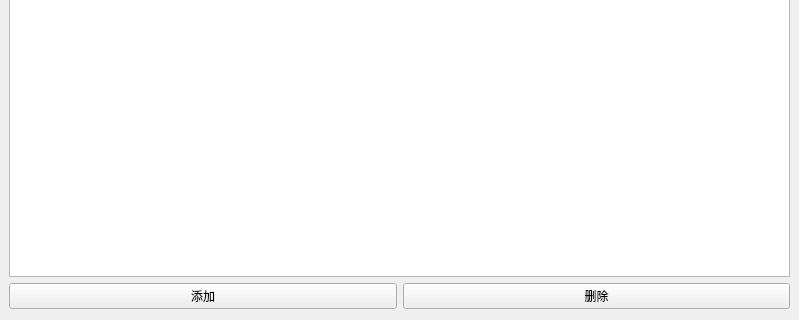
Qt form src/ui/mainwindow.ui (ZhReimu/AddressBook) before a commit; both pictures show x 0 to 799 and y 280 to 600 of the 799 by 600 pixel window.
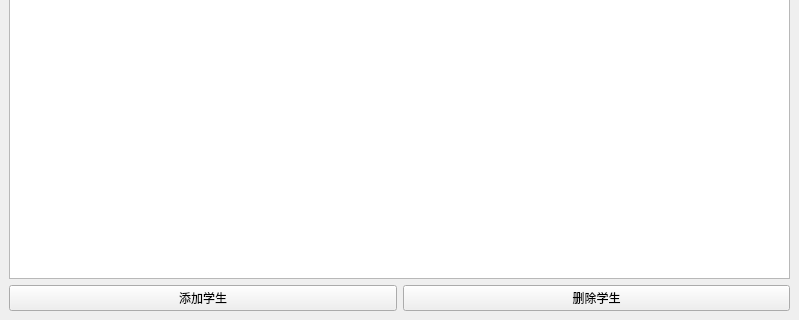
The same form after that commit.

Commit message: 实现 通讯录的 增加、删除、修改、保存、读取 以及一堆小细节

```diff
--- a/src/ui/mainwindow.ui
+++ b/src/ui/mainwindow.ui
@@ -14,15 +14,8 @@
    <string>MainWindow</string>
   </property>
   <widget class="QWidget" name="centralwidget">
-   <widget class="QWidget" name="verticalLayoutWidget">
-    <property name="geometry">
-     <rect>
-      <x>9</x>
-      <y>9</y>
-      <width>781</width>
-      <height>561</height>
-     </rect>
-    </property>
+            <layout class="QVBoxLayout" name="verticalLayout_2">
+                <item>
     <layout class="QVBoxLayout" name="verticalLayout">
      <item>
       <widget class="QTableView" name="tbStudent"/>
@@ -32,21 +25,22 @@
        <item>
         <widget class="QPushButton" name="pushButton_2">
          <property name="text">
-          <string>添加</string>
+                                            <string>添加学生</string>
          </property>
         </widget>
        </item>
        <item>
         <widget class="QPushButton" name="pushButton">
          <property name="text">
-          <string>删除</string>
+                                            <string>删除学生</string>
          </property>
         </widget>
        </item>
       </layout>
      </item>
     </layout>
-   </widget>
+                </item>
+            </layout>
   </widget>
   <widget class="QMenuBar" name="menubar">
    <property name="geometry">
```
Left out of the diff: 14 changed lines with no effect on the pictures. Lines whose indentation alone changed are shown as unchanged. The commit also changes 6 other files.
